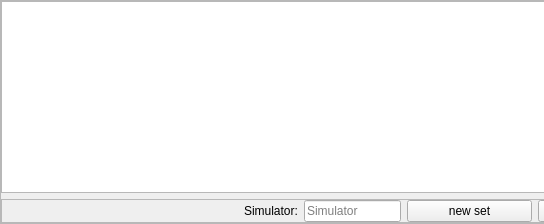
Before: the Qt Designer form src/blackgui/components/dbownmodelsetcomponent.ui in swift-project/pilotclient, drawn with Qt 5; both pictures show x 0 to 544 and y 0 to 224 of the 796 by 224 pixel window.
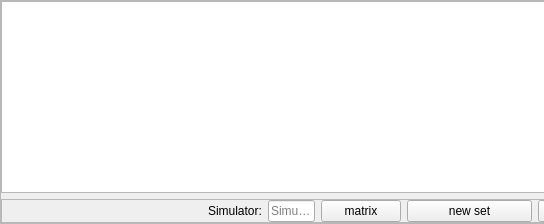
After: the same form once the commit is applied. Custom widgets are drawn as their Qt base class.

Commit message: refs #828, added function to show matrix from ui

The edit to the form file:
```diff
--- a/src/blackgui/components/dbownmodelsetcomponent.ui
+++ b/src/blackgui/components/dbownmodelsetcomponent.ui
@@ -109,6 +109,13 @@
         </property>
        </widget>
       </item>
+      <item>
+       <widget class="QPushButton" name="pb_ShowMatrix">
+        <property name="text">
+         <string>matrix</string>
+        </property>
+       </widget>
+      </item>
       <item>
        <widget class="QPushButton" name="pb_CreateNewSet">
         <property name="minimumSize">
```
The commit also changes 2 other files.
